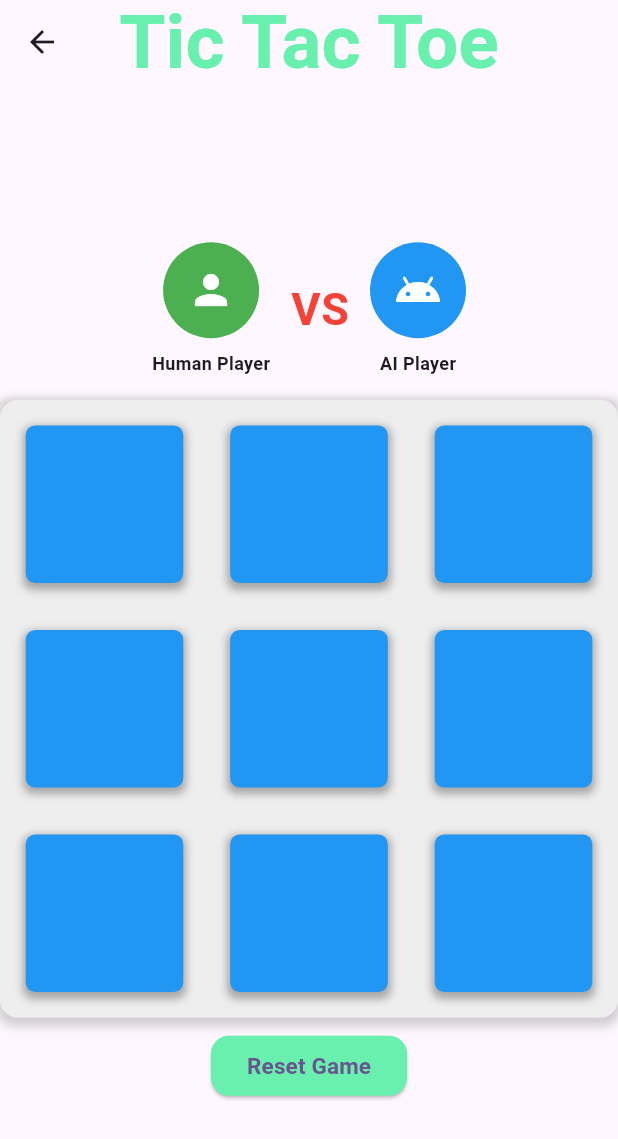
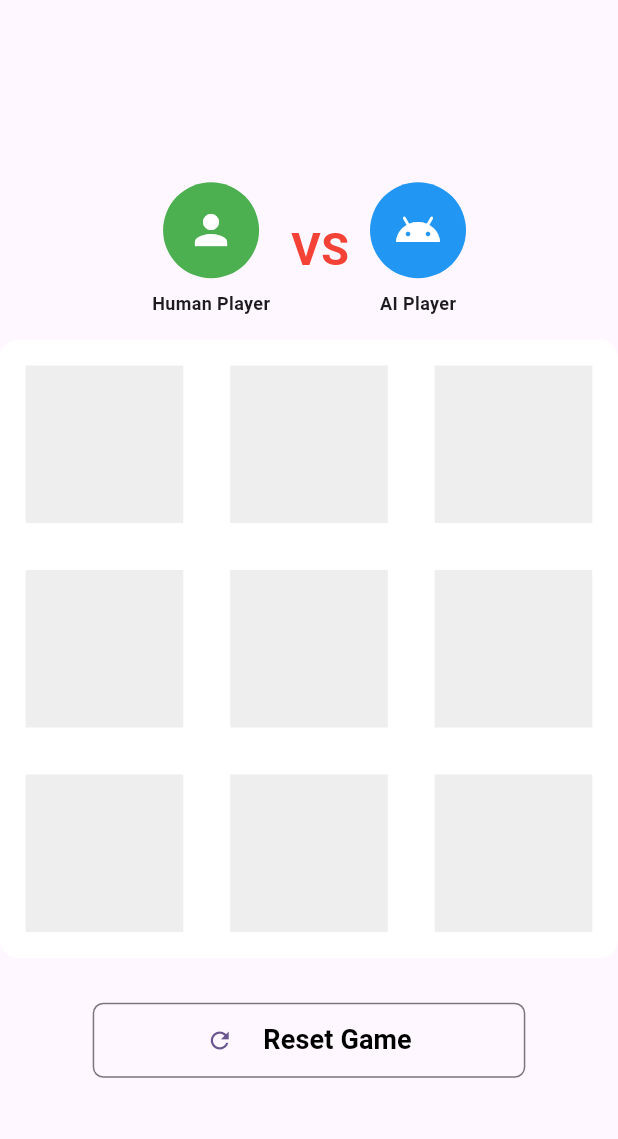
Before and after one commit to SajidAfridi/tiktaktoe, a Flutter app: the MyHomePage screen opened directly, on a phone screen of 412 x 824 dp. Shown: the top 1139 px of the screen. Run offline on Flutter 3.47's test engine with Material 3 defaults, Android fonts, the phone set to English and light mode, and no system bars.

Commit message:
minimalism done

```diff
--- a/lib/pages/homepage.dart
+++ b/lib/pages/homepage.dart
@@ -1,3 +1,4 @@
+import 'package:flutter/cupertino.dart';
 import 'package:flutter/material.dart';
 import 'dart:math';
 
@@ -5,12 +6,16 @@ class MyHomePage extends StatefulWidget {
   final bool isEasyMode;
   final bool isMediumMode;
   final bool isHardMode;
-  const MyHomePage({super.key, required this.isEasyMode, required this.isMediumMode, required this.isHardMode});
+
+  const MyHomePage(
+      {super.key,
+      required this.isEasyMode,
+      required this.isMediumMode,
+      required this.isHardMode});
 
   @override
   State<MyHomePage> createState() => _MyHomePageState();
 }
-
 
 class _MyHomePageState extends State<MyHomePage> with TickerProviderStateMixin {
   late List<List<String>> gameBoard;
@@ -59,16 +64,6 @@ class _MyHomePageState extends State<MyHomePage> with TickerProviderStateMixin {
   @override
   Widget build(BuildContext context) {
     return Scaffold(
-      appBar: AppBar(
-        title: const Text(
-          'Tic Tac Toe',
-          style: TextStyle(
-              color: Colors.greenAccent,
-              fontWeight: FontWeight.bold,
-              fontSize: 50),
-        ),
-        centerTitle: true,
-      ),
       body: Center(
         child: Column(
           mainAxisAlignment: MainAxisAlignment.center,
@@ -128,29 +123,7 @@ class _MyHomePageState extends State<MyHomePage> with TickerProviderStateMixin {
             Container(
               decoration: BoxDecoration(
                 borderRadius: BorderRadius.circular(12),
-                color: Colors.grey[200],
-                boxShadow: [
-                  BoxShadow(
-                    color: Colors.grey.withOpacity(0.5),
-                    spreadRadius: 2,
-                    blurRadius: 5,
-                    offset: const Offset(0, 3),
-                  ),
-                ],
-              ),
-            ),
-            Container(
-              decoration: BoxDecoration(
-                borderRadius: BorderRadius.circular(12),
-                color: Colors.grey[200],
-                boxShadow: [
-                  BoxShadow(
-                    color: Colors.grey.withOpacity(0.5),
-                    spreadRadius: 2,
-                    blurRadius: 5,
-                    offset: const Offset(0, 3),
-                  ),
-                ],
+                color: Colors.white,
               ),
               padding: const EdgeInsets.all(4),
               child: GridView.builder(
@@ -171,21 +144,41 @@ class _MyHomePageState extends State<MyHomePage> with TickerProviderStateMixin {
               ),
             ),
             const SizedBox(
-              height: 8,
+              height: 30,
             ),
-            ElevatedButton(
+            Align(
+              alignment: Alignment.bottomCenter,
+              child: SizedBox(
+                width: MediaQuery.of(context).size.width * 0.7,
+                height: 50,
+                child: OutlinedButton(
                   onPressed: () {
                     resetGame();
                   },
-              style: ElevatedButton.styleFrom(
-                backgroundColor: Colors.greenAccent,
+                  style: OutlinedButton.styleFrom(
+                    elevation: 0,
                     shape: RoundedRectangleBorder(
-                  borderRadius: BorderRadius.circular(12),
+                      borderRadius: BorderRadius.circular(7),
                     ),
                   ),
-              child: const Text(
+                  child: const Row(
+                    mainAxisAlignment: MainAxisAlignment.center,
+                    children: [
+                      Icon(
+                        Icons.refresh,
+                      ),
+                      SizedBox(width: 20),
+                      Text(
                         'Reset Game',
-                style: TextStyle(fontSize: 15, fontWeight: FontWeight.bold),
+                        style: TextStyle(
+                          fontSize: 18,
+                          color: Colors.black,
+                          fontWeight: FontWeight.bold,
+                        ),
+                      ),
+                    ],
+                  ),
+                ),
               ),
             ),
           ],
@@ -217,29 +210,15 @@ class _MyHomePageState extends State<MyHomePage> with TickerProviderStateMixin {
             scale: isWinningMove ? 0.9 : 0.8,
             child: Container(
               decoration: BoxDecoration(
-                color: isWinningMove ? Colors.green : Colors.blue,
-                // Customize the background color
-                borderRadius: isWinningMove
-                    ? BorderRadius.circular(4)
-                    : BorderRadius.circular(8),
-                // Add rounded corners
-                boxShadow: [
-                  BoxShadow(
-                    color: Colors.black.withOpacity(0.3),
-                    // Add a subtle shadow
-                    spreadRadius: 2,
-                    blurRadius: 5,
-                    offset: const Offset(0, 3),
-                  ),
-                ],
+                color: isWinningMove ? Colors.green : Colors.grey[200],
               ),
               child: Center(
                 child: Text(
                   cellValue.replaceAll('_win', ''),
                   style: const TextStyle(
                     fontSize: 48.0,
-                    color: Colors.white, // Customize the text color
-                    fontWeight: FontWeight.bold, // Make the text bold
+                    color: Colors.white,
+                    fontWeight: FontWeight.bold,
                   ),
                 ),
               ),
@@ -495,6 +474,7 @@ class _MyHomePageState extends State<MyHomePage> with TickerProviderStateMixin {
     }
     // Find the best move using the Minimax algorithm
   }
+
   int minimax(List<List<String>> board, int depth, bool isMaximizing) {
     int score = evaluate(board);
     if (score == 10) {
@@ -535,6 +515,7 @@ class _MyHomePageState extends State<MyHomePage> with TickerProviderStateMixin {
       return bestScore;
     }
   }
+
   int evaluate(List<List<String>> board) {
     for (int row = 0; row < 3; row++) {
       if (board[row][0] == board[row][1] && board[row][1] == board[row][2]) {
@@ -574,6 +555,7 @@ class _MyHomePageState extends State<MyHomePage> with TickerProviderStateMixin {
 
     return 0;
   }
+
   bool isMovesLeft(List<List<String>> board) {
     for (int row = 0; row < 3; row++) {
       for (int col = 0; col < 3; col++) {
@@ -584,6 +566,7 @@ class _MyHomePageState extends State<MyHomePage> with TickerProviderStateMixin {
     }
     return false;
   }
+
   bool checkWinningMove(String player) {
     // Check rows
     for (int row = 0; row < 3; row++) {
--- a/lib/pages/welcome_and_difficulty_selection_screen.dart
+++ b/lib/pages/welcome_and_difficulty_selection_screen.dart
@@ -23,7 +23,9 @@ class _SelectDifficultyScreenState extends State<SelectDifficultyScreen> {
         ),
         child: Center(
           child: Padding(
-            padding: const EdgeInsets.symmetric(horizontal: 50),
+            padding: const EdgeInsets.symmetric(
+              horizontal: 50,
+            ),
             child: Column(
               mainAxisAlignment: MainAxisAlignment.center,
               children: [
```
Lines whose indentation alone changed are shown as unchanged.
